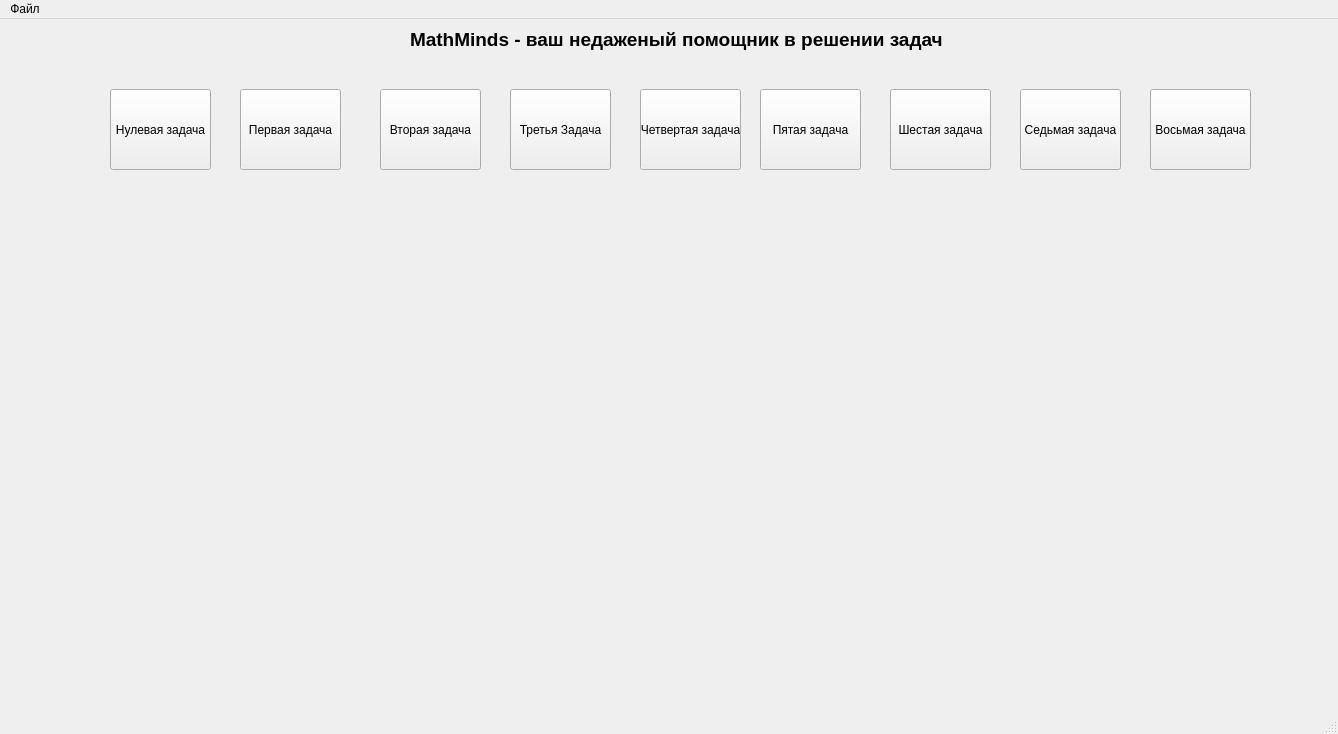
Before: the Qt Designer form graphs/mainwindow.ui in Basota123/MathMinds, drawn with Qt 5.
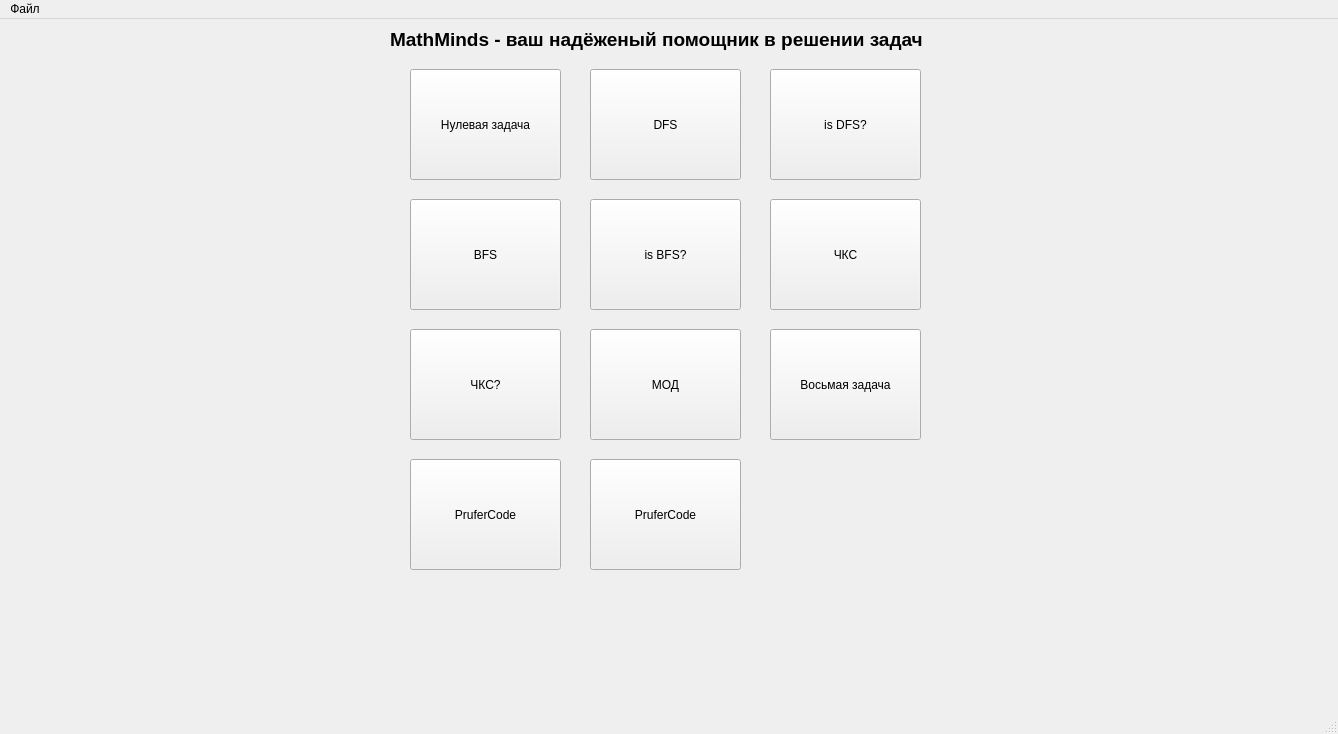
After: the same form once the commit is applied.

Patch:
```diff
--- a/graphs/mainwindow.ui
+++ b/graphs/mainwindow.ui
@@ -17,7 +17,7 @@
    <widget class="QLabel" name="label">
     <property name="geometry">
      <rect>
-      <x>410</x>
+      <x>390</x>
       <y>0</y>
       <width>551</width>
       <height>41</height>
@@ -30,126 +30,152 @@
      </font>
     </property>
     <property name="text">
-     <string>MathMinds - ваш недаженый помощник в решении задач</string>
+     <string>MathMinds - ваш надёженый помощник в решении задач</string>
     </property>
    </widget>
    <widget class="QPushButton" name="null_task_button">
     <property name="geometry">
      <rect>
-      <x>110</x>
-      <y>70</y>
-      <width>101</width>
-      <height>81</height>
+      <x>410</x>
+      <y>50</y>
+      <width>151</width>
+      <height>111</height>
      </rect>
     </property>
     <property name="text">
      <string>Нулевая задача</string>
     </property>
    </widget>
-   <widget class="QPushButton" name="first_task_button">
+   <widget class="QPushButton" name="second_task_button">
     <property name="geometry">
      <rect>
-      <x>240</x>
-      <y>70</y>
-      <width>101</width>
-      <height>81</height>
+      <x>770</x>
+      <y>50</y>
+      <width>151</width>
+      <height>111</height>
      </rect>
     </property>
     <property name="text">
-     <string>Первая задача</string>
+     <string>is DFS?</string>
     </property>
    </widget>
    <widget class="QPushButton" name="pushButton_3">
     <property name="geometry">
      <rect>
-      <x>380</x>
-      <y>70</y>
-      <width>101</width>
-      <height>81</height>
+      <x>590</x>
+      <y>180</y>
+      <width>151</width>
+      <height>111</height>
      </rect>
     </property>
     <property name="text">
-     <string>Вторая задача</string>
-    </property>
-   </widget>
-   <widget class="QPushButton" name="pushButton_4">
-    <property name="geometry">
-     <rect>
-      <x>510</x>
-      <y>70</y>
-      <width>101</width>
-      <height>81</height>
-     </rect>
-    </property>
-    <property name="text">
-     <string>Третья Задача</string>
-    </property>
-   </widget>
-   <widget class="QPushButton" name="pushButton_5">
-    <property name="geometry">
-     <rect>
-      <x>640</x>
-      <y>70</y>
-      <width>101</width>
-      <height>81</height>
-     </rect>
-    </property>
-    <property name="text">
-     <string>Четвертая задача</string>
+     <string>is BFS?</string>
     </property>
    </widget>
    <widget class="QPushButton" name="fifth_task_button">
     <property name="geometry">
      <rect>
-      <x>760</x>
-      <y>70</y>
-      <width>101</width>
-      <height>81</height>
+      <x>770</x>
+      <y>180</y>
+      <width>151</width>
+      <height>111</height>
      </rect>
     </property>
     <property name="text">
-     <string>Пятая задача</string>
+     <string>ЧКС</string>
     </property>
    </widget>
    <widget class="QPushButton" name="sixth_task_button">
     <property name="geometry">
      <rect>
-      <x>890</x>
-      <y>70</y>
-      <width>101</width>
-      <height>81</height>
+      <x>410</x>
+      <y>310</y>
+      <width>151</width>
+      <height>111</height>
      </rect>
     </property>
     <property name="text">
-     <string>Шестая задача</string>
+     <string>ЧКС?</string>
     </property>
    </widget>
    <widget class="QPushButton" name="seventh_task_button">
     <property name="geometry">
      <rect>
-      <x>1020</x>
-      <y>70</y>
-      <width>101</width>
-      <height>81</height>
+      <x>590</x>
+      <y>310</y>
+      <width>151</width>
+      <height>111</height>
      </rect>
     </property>
     <property name="text">
-     <string>Седьмая задача</string>
+     <string>МОД</string>
     </property>
    </widget>
-   <widget class="QPushButton" name="pushButton_9">
+   <widget class="QPushButton" name="first_task_button">
     <property name="geometry">
      <rect>
-      <x>1150</x>
-      <y>70</y>
-      <width>101</width>
-      <height>81</height>
+      <x>590</x>
+      <y>50</y>
+      <width>151</width>
+      <height>111</height>
+     </rect>
+    </property>
+    <property name="text">
+     <string>DFS</string>
+    </property>
+   </widget>
+   <widget class="QPushButton" name="third_task_button">
+    <property name="geometry">
+     <rect>
+      <x>410</x>
+      <y>180</y>
+      <width>151</width>
+      <height>111</height>
+     </rect>
+    </property>
+    <property name="text">
+     <string>BFS</string>
+    </property>
+   </widget>
+   <widget class="QPushButton" name="eighth_task_button">
+    <property name="geometry">
+     <rect>
+      <x>770</x>
+      <y>310</y>
+      <width>151</width>
+      <height>111</height>
      </rect>
     </property>
     <property name="text">
      <string>Восьмая задача</string>
     </property>
    </widget>
+   <widget class="QPushButton" name="prufer_code_button">
+    <property name="geometry">
+     <rect>
+      <x>410</x>
+      <y>440</y>
+      <width>151</width>
+      <height>111</height>
+     </rect>
+    </property>
+    <property name="text">
+     <string>PruferCode</string>
+    </property>
+   </widget>
+   <widget class="QPushButton" name="prufer_decode_button">
+    <property name="geometry">
+     <rect>
+      <x>590</x>
+      <y>440</y>
+      <width>151</width>
+      <height>111</height>
+     </rect>
+    </property>
+    <property name="text">
+     <string>PruferCode</string>
+    </property>
+   </widget>
   </widget>
   <widget class="QMenuBar" name="menubar">
    <property name="geometry">
```
Left out of the diff: 2 changed lines with no effect on the pictures.
